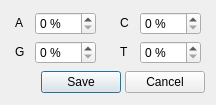
violethaze74/ugene, file src/plugins/dna_export/src/ui/BaseContentDialog.ui: the form before one commit.
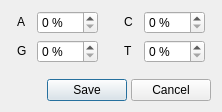
The form after the commit.

Commit message: dna sequence generator license header added dialog layout fixed

```diff
--- a/src/plugins/dna_export/src/ui/BaseContentDialog.ui
+++ b/src/plugins/dna_export/src/ui/BaseContentDialog.ui
@@ -6,8 +6,8 @@
    <rect>
     <x>0</x>
     <y>0</y>
-    <width>216</width>
-    <height>105</height>
+    <width>222</width>
+    <height>112</height>
    </rect>
   </property>
   <property name="sizePolicy">
@@ -18,14 +18,14 @@
   </property>
   <property name="minimumSize">
    <size>
-    <width>216</width>
-    <height>105</height>
+    <width>222</width>
+    <height>112</height>
    </size>
   </property>
   <property name="maximumSize">
    <size>
-    <width>216</width>
-    <height>105</height>
+    <width>222</width>
+    <height>112</height>
    </size>
   </property>
   <property name="windowTitle">
@@ -66,12 +66,6 @@
            <verstretch>0</verstretch>
           </sizepolicy>
          </property>
-         <property name="minimumSize">
-          <size>
-           <width>60</width>
-           <height>0</height>
-          </size>
-         </property>
          <property name="suffix">
           <string> %</string>
          </property>
@@ -111,12 +105,6 @@
            <verstretch>0</verstretch>
           </sizepolicy>
          </property>
-         <property name="minimumSize">
-          <size>
-           <width>60</width>
-           <height>0</height>
-          </size>
-         </property>
          <property name="suffix">
           <string> %</string>
          </property>
@@ -156,12 +144,6 @@
            <verstretch>0</verstretch>
           </sizepolicy>
          </property>
-         <property name="minimumSize">
-          <size>
-           <width>60</width>
-           <height>0</height>
-          </size>
-         </property>
          <property name="suffix">
           <string> %</string>
          </property>
@@ -201,12 +183,6 @@
            <verstretch>0</verstretch>
           </sizepolicy>
          </property>
-         <property name="minimumSize">
-          <size>
-           <width>60</width>
-           <height>0</height>
-          </size>
-         </property>
          <property name="suffix">
           <string> %</string>
          </property>
@@ -219,6 +195,19 @@
      </item>
     </layout>
    </item>
+   <item>
+    <spacer name="verticalSpacer">
+     <property name="orientation">
+      <enum>Qt::Vertical</enum>
+     </property>
+     <property name="sizeHint" stdset="0">
+      <size>
+       <width>0</width>
+       <height>0</height>
+      </size>
+     </property>
+    </spacer>
+   </item>
    <item>
     <layout class="QHBoxLayout" name="horizontalLayout">
      <property name="spacing">
```
The commit also changes 7 other files.
